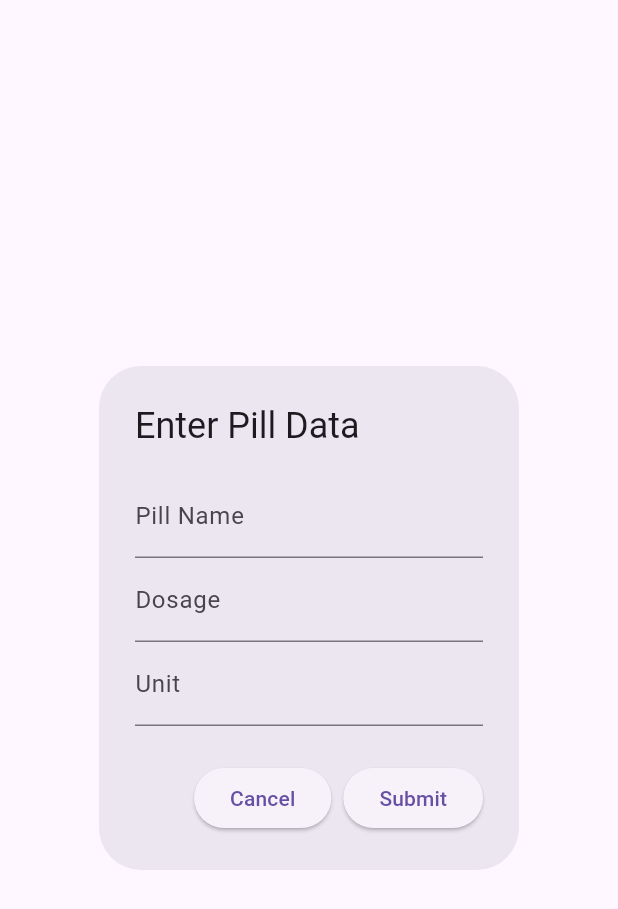
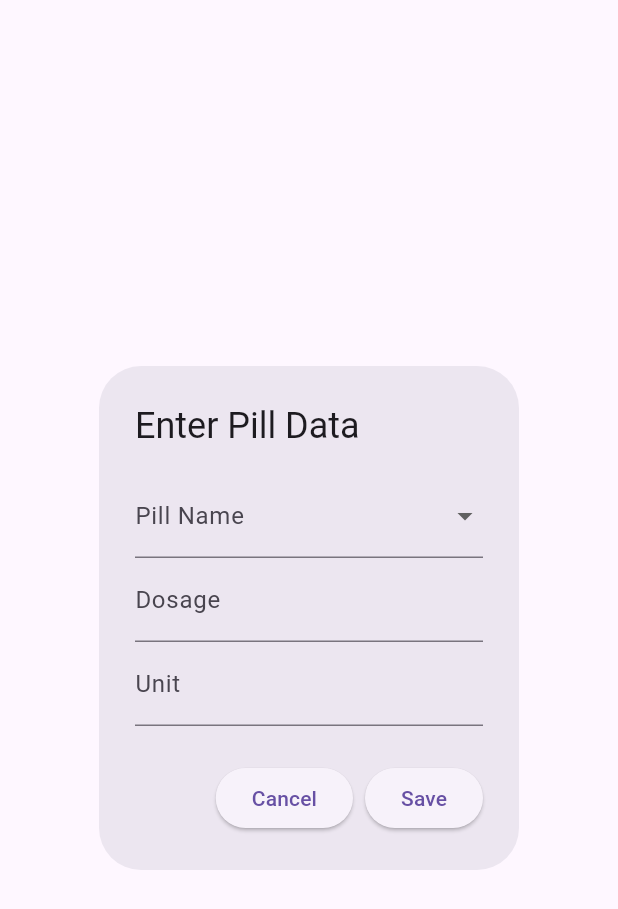
Before and after one commit to jjacobson260/BodyDataApp, a Flutter app: the PillEntryDialog widget shown alone on an empty page, opened directly, on a phone screen of 412 x 824 dp. Shown: the top 909 px of the screen. Run offline on Flutter 3.47's test engine with Material 3 defaults, Android fonts, the phone set to English and light mode, and no system bars; our stand-ins replace csv, sqflite, sqflite_common, sqflite_common_ffi; accounts and stored records are empty.

Commit message:
added ability to add pills

```diff
--- a/body_data_app/lib/pill_entry_dialog.dart
+++ b/body_data_app/lib/pill_entry_dialog.dart
@@ -9,19 +9,35 @@ class PillEntryDialog extends StatefulWidget {
 
 class _PillEntryDialogState extends State<PillEntryDialog> {
   final _formKey = GlobalKey<FormState>();
-  String _pillName = '';
+  String _selectedPillName = '';
+  String _newPillName = '';
   String _dosage = '';
   String _unit = '';
+  List<String> _pillNames = [];
+
+  @override
+  void initState() {
+    super.initState();
+    _fetchPillNames();
+  }
+
+  Future<void> _fetchPillNames() async {
+    List<String> names = await DatabaseHelper().getPillNames();
+    setState(() {
+      _pillNames = names;
+    });
+  }
 
   Future<void> _savePillData() async {
     if (_formKey.currentState!.validate()) {
       _formKey.currentState!.save();
 
+      String pillName = _selectedPillName == 'New Pill' ? _newPillName : _selectedPillName;
       String timestamp = DateFormat('yyyy-MM-dd HH:mm:ss').format(DateTime.now());
 
       Map<String, dynamic> pillData = {
         'timestamp': timestamp,
-        'pill_name': _pillName,
+        'pill_name': pillName,
         'dosage': _dosage,
         'unit': _unit,
       };
@@ -45,18 +61,46 @@ class _PillEntryDialogState extends State<PillEntryDialog> {
         child: Column(
           mainAxisSize: MainAxisSize.min,
           children: <Widget>[
-            TextFormField(
+            DropdownButtonFormField<String>(
+              value: _selectedPillName.isNotEmpty ? _selectedPillName : null,
               decoration: InputDecoration(labelText: 'Pill Name'),
+              items: _pillNames.map((name) {
+                return DropdownMenuItem<String>(
+                  value: name,
+                  child: Text(name),
+                );
+              }).toList()
+              ..add(
+                DropdownMenuItem<String>(
+                  value: 'New Pill',
+                  child: Text('Add New Pill'),
+                ),
+              ),
+              onChanged: (value) {
+                setState(() {
+                  _selectedPillName = value!;
+                });
+              },
               validator: (value) {
-                if (value == null || value.isEmpty) {
-                  return 'Please enter a pill name';
+                if ((value == null || value.isEmpty) && _newPillName.isEmpty) {
+                  return 'Please select or enter a pill name';
                 }
                 return null;
               },
-              onSaved: (value) {
-                _pillName = value!;
-              },
             ),
+            if (_selectedPillName == 'New Pill')
+              TextFormField(
+                decoration: InputDecoration(labelText: 'New Pill Name'),
+                validator: (value) {
+                  if (value == null || value.isEmpty) {
+                    return 'Please enter a new pill name';
+                  }
+                  return null;
+                },
+                onSaved: (value) {
+                  _newPillName = value!;
+                },
+              ),
             TextFormField(
               decoration: InputDecoration(labelText: 'Dosage'),
               validator: (value) {
@@ -93,7 +137,7 @@ class _PillEntryDialogState extends State<PillEntryDialog> {
         ),
         ElevatedButton(
           onPressed: _savePillData,
-          child: Text('Submit'),
+          child: Text('Save'),
         ),
       ],
     );
```
